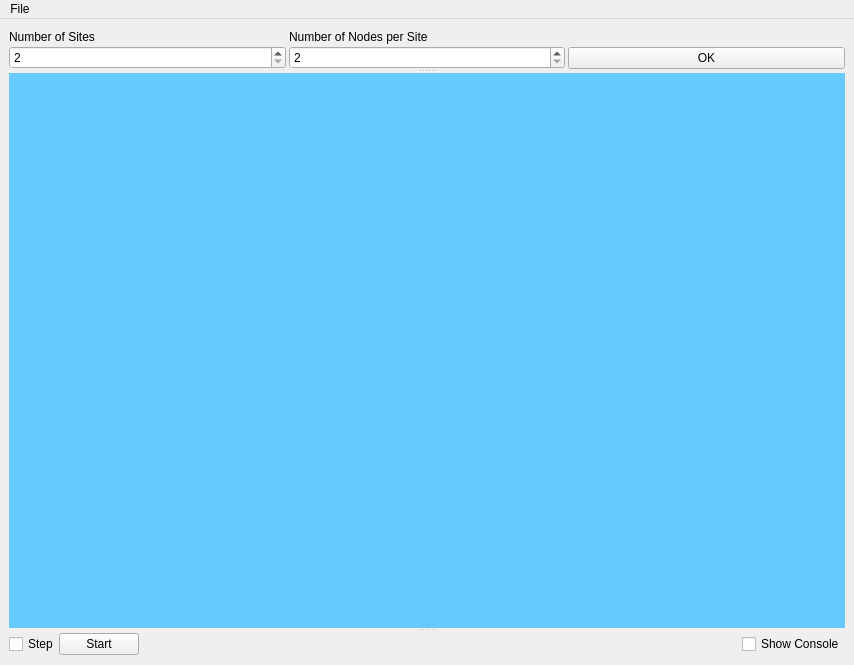
Above: ui/gui_frontend.ui from Jysqr/deadlock-detection before the change. Below: the same form after it.
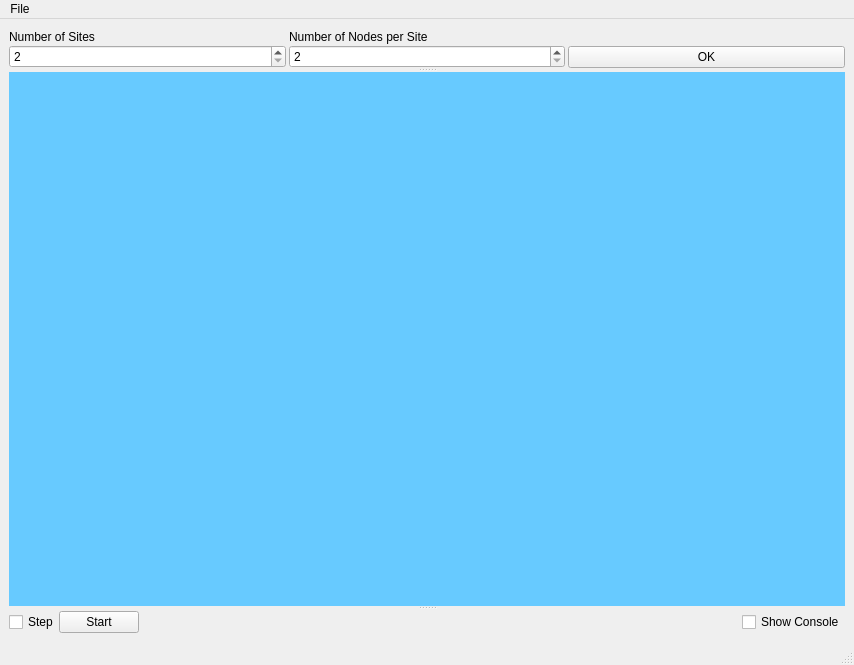
That is the form after the change.

```diff
--- a/ui/gui_frontend.ui
+++ b/ui/gui_frontend.ui
@@ -87,6 +87,9 @@
                <property name="maximum">
                 <number>4</number>
                </property>
+               <property name="value">
+                <number>2</number>
+               </property>
               </widget>
              </item>
             </layout>
@@ -319,6 +322,7 @@
    </widget>
    <addaction name="menuFile"/>
   </widget>
+  <widget class="QStatusBar" name="statusBar"/>
   <action name="actionQuit">
    <property name="text">
     <string>Quit</string>
```
